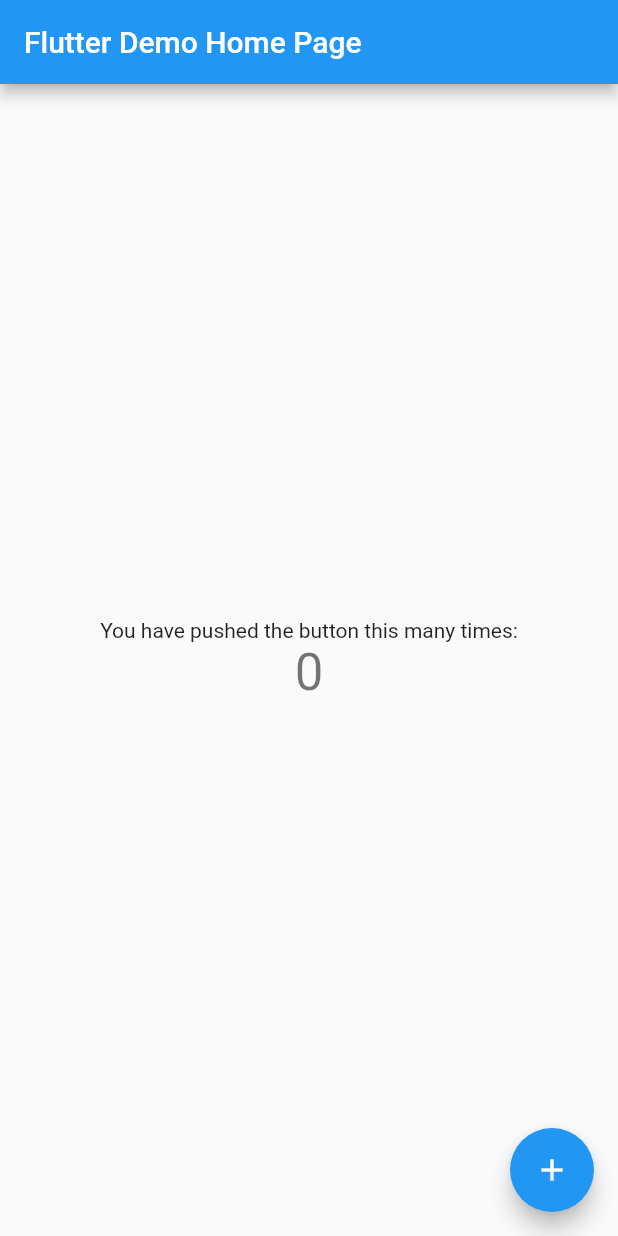
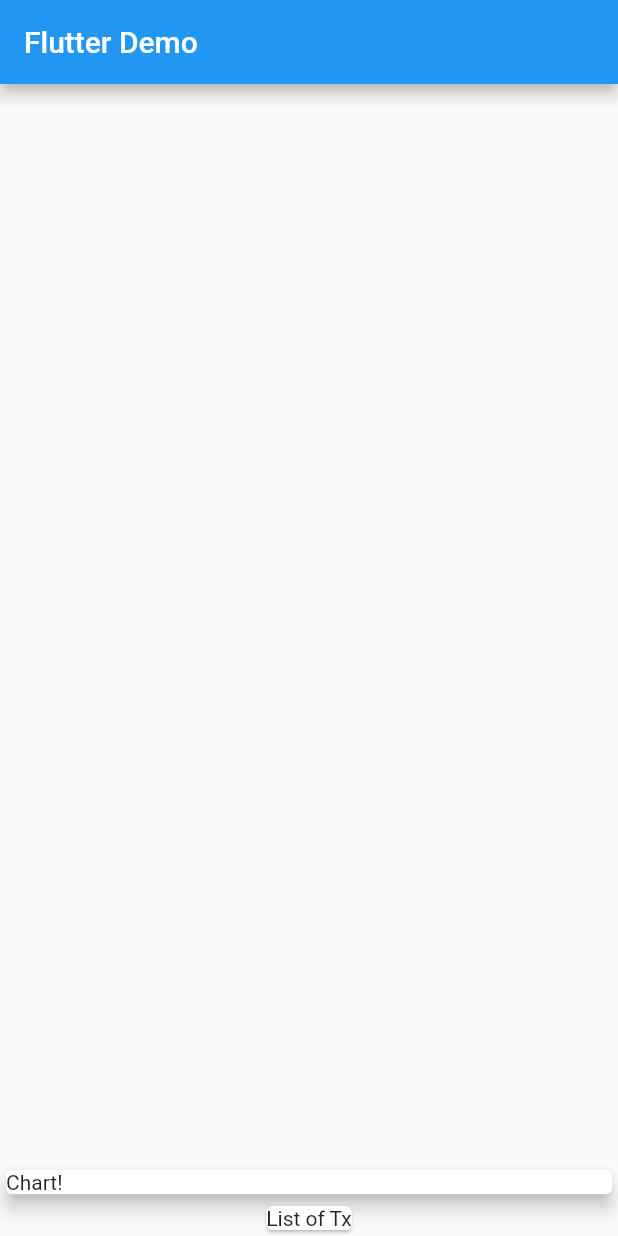
Before and after one commit to harrowmykel/Expense-Tracker-App---Demo-Flutter, a Flutter app: the screen it shows after launch, on a phone screen of 412 x 824 dp. Run offline on Flutter 3.47's test engine with Material 2 defaults, Android fonts, the phone set to English and light mode, and no system bars.

Commit message:
added colunmn

```diff
--- a/lib/main.dart
+++ b/lib/main.dart
@@ -11,103 +11,35 @@ class MyApp extends StatelessWidget {
     return MaterialApp(
       title: 'Flutter Demo',
       theme: ThemeData(
-        // This is the theme of your application.
-        //
-        // Try running your application with "flutter run". You'll see the
-        // application has a blue toolbar. Then, without quitting the app, try
-        // changing the primarySwatch below to Colors.green and then invoke
-        // "hot reload" (press "r" in the console where you ran "flutter run",
-        // or simply save your changes to "hot reload" in a Flutter IDE).
-        // Notice that the counter didn't reset back to zero; the application
-        // is not restarted.
         primarySwatch: Colors.blue,
       ),
-      home: MyHomePage(title: 'Flutter Demo Home Page'),
+      home: MyHomePage(),
     );
   }
 }
 
-class MyHomePage extends StatefulWidget {
-  MyHomePage({Key key, this.title}) : super(key: key);
-
-  // This widget is the home page of your application. It is stateful, meaning
-  // that it has a State object (defined below) that contains fields that affect
-  // how it looks.
-
-  // This class is the configuration for the state. It holds the values (in this
-  // case the title) provided by the parent (in this case the App widget) and
-  // used by the build method of the State. Fields in a Widget subclass are
-  // always marked "final".
-
-  final String title;
-
-  @override
-  _MyHomePageState createState() => _MyHomePageState();
-}
-
-class _MyHomePageState extends State<MyHomePage> {
-  int _counter = 0;
-
-  void _incrementCounter() {
-    setState(() {
-      // This call to setState tells the Flutter framework that something has
-      // changed in this State, which causes it to rerun the build method below
-      // so that the display can reflect the updated values. If we changed
-      // _counter without calling setState(), then the build method would not be
-      // called again, and so nothing would appear to happen.
-      _counter++;
-    });
-  }
-
+class MyHomePage extends StatelessWidget {
+  // This widget is the root of your application.
   @override
   Widget build(BuildContext context) {
-    // This method is rerun every time setState is called, for instance as done
-    // by the _incrementCounter method above.
-    //
-    // The Flutter framework has been optimized to make rerunning build methods
-    // fast, so that you can just rebuild anything that needs updating rather
-    // than having to individually change instances of widgets.
     return Scaffold(
       appBar: AppBar(
-        // Here we take the value from the MyHomePage object that was created by
-        // the App.build method, and use it to set our appbar title.
-        title: Text(widget.title),
+        title: Text('Flutter Demo'),
       ),
-      body: Center(
-        // Center is a layout widget. It takes a single child and positions it
-        // in the middle of the parent.
-        child: Column(
-          // Column is also a layout widget. It takes a list of children and
-          // arranges them vertically. By default, it sizes itself to fit its
-          // children horizontally, and tries to be as tall as its parent.
-          //
-          // Invoke "debug painting" (press "p" in the console, choose the
-          // "Toggle Debug Paint" action from the Flutter Inspector in Android
-          // Studio, or the "Toggle Debug Paint" command in Visual Studio Code)
-          // to see the wireframe for each widget.
-          //
-          // Column has various properties to control how it sizes itself and
-          // how it positions its children. Here we use mainAxisAlignment to
-          // center the children vertically; the main axis here is the vertical
-          // axis because Columns are vertical (the cross axis would be
-          // horizontal).
-          mainAxisAlignment: MainAxisAlignment.center,
-          children: <Widget>[
-            Text(
-              'You have pushed the button this many times:',
-            ),
-            Text(
-              '$_counter',
-              style: Theme.of(context).textTheme.headline4,
-            ),
-          ],
+      body: Column(
+        mainAxisAlignment: MainAxisAlignment.end,
+        children: <Widget>[
+        Container(
+          width: double.infinity,
+          child: Card(
+            child: Text('Chart!'),
+            elevation: 5,
+          ),
         ),
-      ),
-      floatingActionButton: FloatingActionButton(
-        onPressed: _incrementCounter,
-        tooltip: 'Increment',
-        child: Icon(Icons.add),
-      ), // This trailing comma makes auto-formatting nicer for build methods.
+        Card(
+          child: Text('List of Tx'),
+        ),
+      ]),
     );
   }
 }
```
